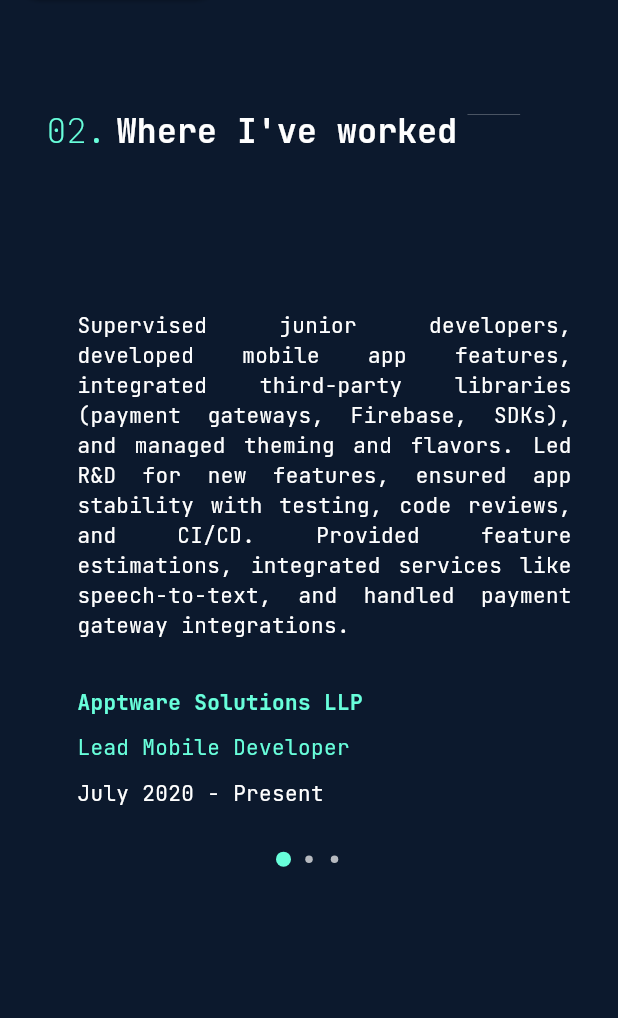
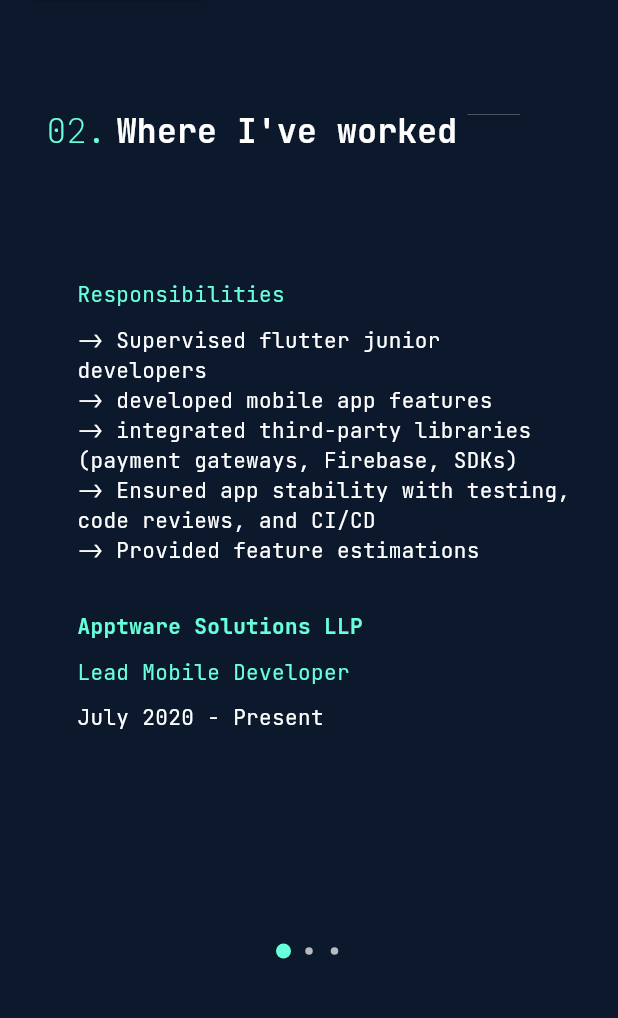
Before and after one commit to shrutikaKT/my-portfolio, a Flutter app: the screen it shows after launch, scrolled down 1728 dp, on a phone screen of 412 x 824 dp, the part 100-1118 px from its top. Run offline on Flutter 3.47's test engine with Material 3 defaults, Android fonts, the phone set to English and light mode, and no system bars; drawn by our look-alikes of flutter_animate, smooth_page_indicator; our stand-ins replace adaptive_theme, animated_text_kit, equatable, flutter_bloc, flutter_screenutil, font_awesome_flutter and 1 more.

Commit message:
UI changes done

```diff
--- a/lib/screens/about_me/aboutme.dart
+++ b/lib/screens/about_me/aboutme.dart
@@ -2,7 +2,6 @@ import 'package:animated_text_kit/animated_text_kit.dart';
 import 'package:flutter/material.dart';
 import 'package:flutter_bloc/flutter_bloc.dart';
 import 'package:flutter_screenutil/flutter_screenutil.dart';
-import 'package:portfolio/main.dart';
 import 'package:portfolio/screens/about_me/bloc/about_bloc.dart';
 
 import '../../utils/constants.dart';
--- a/lib/screens/dashboard/dashboard.dart
+++ b/lib/screens/dashboard/dashboard.dart
@@ -1,5 +1,4 @@
 import 'package:animated_text_kit/animated_text_kit.dart';
-import 'package:flutter/foundation.dart';
 import 'package:flutter/material.dart';
 import 'package:flutter_animate/flutter_animate.dart';
 import 'package:flutter_bloc/flutter_bloc.dart';
@@ -7,6 +6,7 @@ import 'package:flutter_screenutil/flutter_screenutil.dart';
 import 'package:portfolio/main.dart';
 import 'package:portfolio/screens/dashboard/bloc/dashboard_bloc.dart';
 import 'package:portfolio/screens/header/header.dart';
+import 'package:portfolio/utils/functions.dart';
 import 'package:portfolio/widgets/left_bottom_section/left_bottom_section.dart';
 import 'package:portfolio/widgets/right_bottom_section/right_bottom_section.dart';
 import 'package:visibility_detector/visibility_detector.dart';
@@ -164,7 +164,9 @@ class _DashboardState extends State<Dashboard> with TickerProviderStateMixin {
                                       child: OutlinedButton(
                                           style: OutlinedButton.styleFrom(
                                               padding: EdgeInsets.all(25)),
-                                          onPressed: () {},
+                                          onPressed: () {
+                                            launchURL("tel://7057110312");
+                                          },
                                           child: Text('Let\'s Connect')),
                                     )
                                   ]),
--- a/lib/screens/experiance/experiance.dart
+++ b/lib/screens/experiance/experiance.dart
@@ -24,10 +24,23 @@ class MyExperiance extends StatelessWidget {
         num: 02,
       ),
       SizedBox(
-        height: 100.h,
+        height: 80.h,
+      ),
+      Padding(
+        padding: EdgeInsets.only(left: 60.w),
+        child: Text(
+          "Responsibilities",
+          style: Theme.of(context)
+              .textTheme
+              .bodyMedium!
+              .copyWith(color: Theme.of(context).primaryColor),
+        ),
       ),
       SizedBox(
-        height: 350.h,
+        height: 10.h,
+      ),
+      SizedBox(
+        height: 400.h,
         child: BlocBuilder<ExperianceBloc, ExperianceState>(
           builder: (context, state) {
             int currentPageIndex = 0;
@@ -67,21 +80,21 @@ class MyExperiance extends StatelessWidget {
                                 Text(
                                   Constants().experiances[currentPageIndex]
                                       ['overview']!,
-                                  textAlign: TextAlign.justify,
+                                  // textAlign: TextAlign.justify,
                                   style: Theme.of(context).textTheme.bodyMedium,
                                 ),
                                 SizedBox(
                                   height: 30.h,
                                 ),
-                                 Text(
+                                Text(
                                   Constants().experiances[currentPageIndex]
                                       ['company']!,
                                   style: Theme.of(context)
                                       .textTheme
                                       .bodyMedium!
                                       .copyWith(
-                                          color:
-                                              Theme.of(context).primaryColor, fontWeight: FontWeight.bold),
+                                          color: Theme.of(context).primaryColor,
+                                          fontWeight: FontWeight.bold),
                                 ),
                                 SizedBox(
                                   height: 10.h,
--- a/lib/screens/footer/footer.dart
+++ b/lib/screens/footer/footer.dart
@@ -1,6 +1,6 @@
 import 'package:flutter/material.dart';
 import 'package:flutter_screenutil/flutter_screenutil.dart';
-import 'package:portfolio/main.dart';
+import 'package:portfolio/utils/functions.dart';
 
 class Footer extends StatelessWidget {
   const Footer({super.key});
@@ -30,7 +30,9 @@ class Footer extends StatelessWidget {
           style: Theme.of(context).textTheme.bodyMedium,
         ),
         SizedBox(height: 20.h),
-        OutlinedButton(onPressed: () {}, child: Text('Say Hello'))
+        OutlinedButton(onPressed: () {
+          launchURL("https://wa.me/917057110312");
+        }, child: Text('Say Hello'))
       ],
     );
   }
--- a/lib/screens/portfolio/portfolio.dart
+++ b/lib/screens/portfolio/portfolio.dart
@@ -1,9 +1,7 @@
-import 'package:adaptive_theme/adaptive_theme.dart';
 import 'package:flutter/material.dart';
 import 'package:flutter_animate/flutter_animate.dart';
 import 'package:flutter_bloc/flutter_bloc.dart';
 import 'package:flutter_screenutil/flutter_screenutil.dart';
-import 'package:portfolio/main.dart';
 import 'package:portfolio/screens/portfolio/bloc/portfolio_bloc.dart';
 import 'package:portfolio/utils/constants.dart';
 import 'package:visibility_detector/visibility_detector.dart';
@@ -250,8 +248,8 @@ class ProjectDetails extends StatelessWidget {
             'Featured Project',
             style: Theme.of(context)
                 .textTheme
-                .bodySmall
-                !.copyWith(color: Theme.of(context).primaryColor),
+                .bodySmall!
+                .copyWith(color: Theme.of(context).primaryColor),
           ),
           SizedBox(
             height: 5.h,
@@ -260,8 +258,8 @@ class ProjectDetails extends StatelessWidget {
             Constants().projects[index]['name'],
             style: Theme.of(context)
                 .textTheme
-                .bodyLarge
-                !.copyWith(fontWeight: FontWeight.bold),
+                .bodyLarge!
+                .copyWith(fontWeight: FontWeight.bold),
           ),
           SizedBox(
             height: 10.h,
@@ -277,14 +275,14 @@ class ProjectDetails extends StatelessWidget {
                 margin: EdgeInsets.symmetric(vertical: 5.h),
                 padding: EdgeInsets.symmetric(horizontal: 20.w, vertical: 30.h),
                 decoration: BoxDecoration(
-                    color: initialTheme == AdaptiveThemeMode.dark
-                        ? const Color.fromARGB(255, 12, 42, 57)
-                        : const Color.fromARGB(255, 248, 173, 210),
+                    color: Color(0xFF5F9EA0),
                     borderRadius: BorderRadius.circular(10.r)),
                 child: Text(
                   Constants().projects[index]['description'],
-                  style: Theme.of(context).textTheme.bodySmall!.copyWith(
-                      fontWeight: FontWeight.w100),
+                  style: Theme.of(context)
+                      .textTheme
+                      .bodySmall!
+                      .copyWith(fontWeight: FontWeight.w100),
                 )),
           ),
           Wrap(
@@ -302,10 +300,10 @@ class ProjectDetails extends StatelessWidget {
             height: 10.h,
           ),
           InkWell(
-            onTap: (){
-              launchURL(Constants().projects[index]['link']);
-            },
-            child: Icon(Icons.attachment))
+              onTap: () {
+                launchURL(Constants().projects[index]['link']);
+              },
+              child: Icon(Icons.attachment))
         ],
       );
     });
--- a/lib/utils/constants.dart
+++ b/lib/utils/constants.dart
@@ -7,22 +7,22 @@ class Constants {
   final List<Map<String, String>> experiances = [
     {
       'overview':
-          'Supervised junior developers, developed mobile app features, integrated third-party libraries (payment gateways, Firebase, SDKs), and managed theming and flavors. Led R&D for new features, ensured app stability with testing, code reviews, and CI/CD. Provided feature estimations, integrated services like speech-to-text, and handled payment gateway integrations.',
-      'company':'Apptware Solutions LLP',
+          '-> Supervised flutter junior developers\n-> developed mobile app features\n-> integrated third-party libraries (payment gateways, Firebase, SDKs)\n-> Ensured app stability with testing, code reviews, and CI/CD\n-> Provided feature estimations',
+      'company': 'Apptware Solutions LLP',
       'designation': 'Lead Mobile Developer',
       'year': 'July 2020 - Present'
     },
     {
       'overview':
-          'Led the team in bug fixing, maintained deadlines, and handled full front-to-back development using Firebase and Firestore. Managed Firebase hosting and function deployment, integrated One Signal API for push notifications across platforms, and published Android and iOS apps on respective stores.',
-            'company':'Eiosys Pvt Ltd',
+          '-> Led the team in bug fixing & maintained deadlines\n-> Handled full front-to-back development using Firebase and Firestore\n-> Managed Firebase hosting and function deployment\n-> Integrated One Signal API for push notifications across platforms\n-> Published Android and iOS apps on respective stores.',
+      'company': 'Eiosys Pvt Ltd',
       'designation': 'Hybrid Mobile App Developer',
       'year': 'April 2018 - May 2020'
     },
     {
       'overview':
-          'Implemented REST API services for CRUD operations, developed native Android apps using Android Studio, and connected the frontend to the database via PHP. Worked on mobile UI and functionality, gained hands-on experience with MongoDB, and utilized Facebook and Google APIs. Also, proficient in JavaScript, TypeScript, and Angular.',
-            'company':'Wisdom Sprouts',
+          '-> Implemented REST API services for CRUD operations\n-> Developed native Android apps using Android Studio and connected the frontend to the database via PHP\n-> Worked on mobile UI and functionality\n-> Gained hands-on experience with MongoDB\n-> Utilized Facebook and Google APIs\n-> Also, proficient in JavaScript, TypeScript, and Angular.',
+      'company': 'Wisdom Sprouts',
       'designation': 'Software Developer',
       'year': 'March 2017 - Febuary 2018'
     }
@@ -56,7 +56,7 @@ class Constants {
 
   final List<Map<String, dynamic>> socialIcons = [
     // {"icon": FontAwesomeIcons.facebook, "link": ""},
-    {"icon": FontAwesomeIcons.github, "link": "https://github.com/shrutika-tatkare-apptware"},
+    {"icon": FontAwesomeIcons.github, "link": "https://github.com/shrutikaKT"},
     // {"icon": FontAwesomeIcons.instagram, "link": ""},
     {"icon": FontAwesomeIcons.whatsapp, "link": "https://wa.me/917057110312"},
     {
--- a/lib/utils/routes.dart
+++ b/lib/utils/routes.dart
@@ -1,5 +1,3 @@
 class ApplicationRoutes {
   static const dashboard = '/';
-  static const aboutus = '/login';
-  static const services = '/info';
 }
--- a/lib/widgets/section_heading/section_heading.dart
+++ b/lib/widgets/section_heading/section_heading.dart
@@ -1,6 +1,5 @@
 import 'package:flutter/material.dart';
 import 'package:flutter_screenutil/flutter_screenutil.dart';
-import 'package:portfolio/main.dart';
 
 class SectionHeadingWidget extends StatelessWidget {
   final String title;
```
